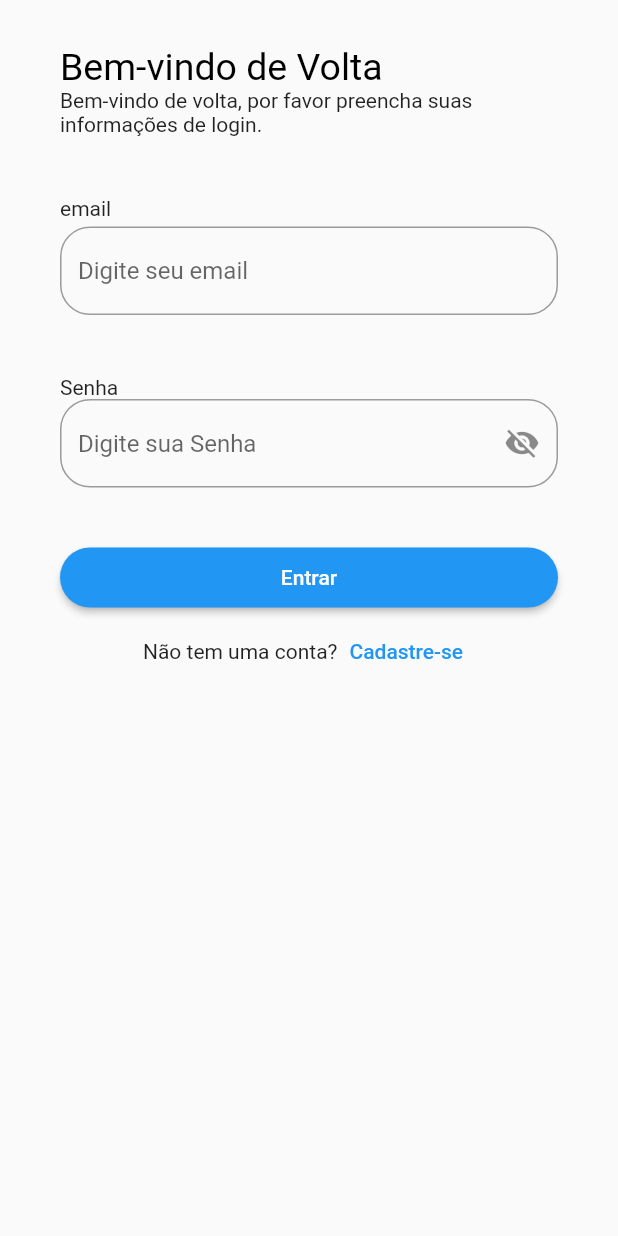
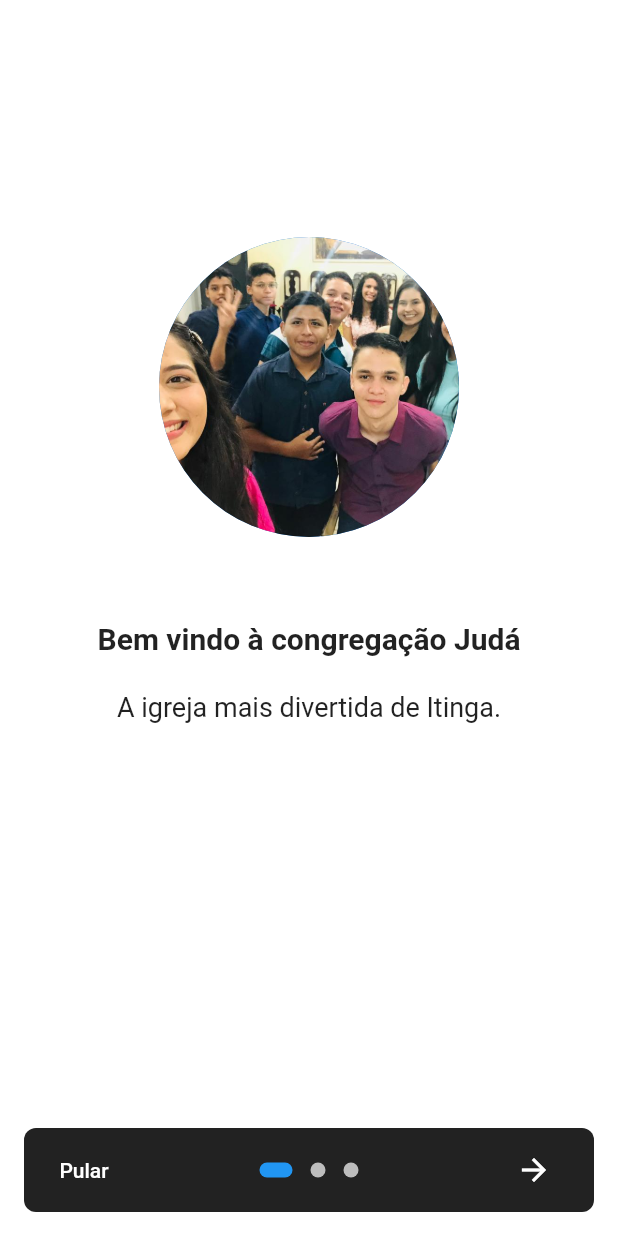
Before and after one commit to willamibezerra/feat-inscricao, a Flutter app: the screen it shows after launch, on a phone screen of 412 x 824 dp. Run offline on Flutter 3.47's test engine with Material 2 defaults, Android fonts, the phone set to English and light mode, and no system bars; drawn by our look-alikes of introduction_screen; our stand-ins replace flutter_riverpod, hive, hive_flutter, image_picker; missing offline and left inert: validatorless; accounts and stored records are empty.

Commit message:
transformei em um aplicativo de igreja

```diff
--- /dev/null
+++ b/lib/app/modules/splash/view/components/page_view_component.dart
@@ -0,0 +1,95 @@
+import 'package:flutter/foundation.dart';
+import 'package:flutter/material.dart';
+import 'package:introduction_screen/introduction_screen.dart';
+
+import '../../../subscription/view/pages/home_page.dart';
+
+class PageViewComponent extends StatefulWidget {
+  const PageViewComponent({Key? key}) : super(key: key);
+
+  @override
+  State<PageViewComponent> createState() => _PageViewComponentState();
+}
+
+class _PageViewComponentState extends State<PageViewComponent> {
+  final introKey = GlobalKey<IntroductionScreenState>();
+  @override
+  Widget build(BuildContext context) {
+    return IntroductionScreen(
+      key: introKey,
+      globalBackgroundColor: Colors.white,
+
+      pages: [
+        PageViewModel(
+            title: "Bem vindo à congregação Judá",
+            body: "A igreja mais divertida de Itinga.",
+            image: buildImage("jovens.jpg")),
+        PageViewModel(
+            title: "Somos a congregação mais unida",
+            body: "Com lideres qualificados para nos ajudar ",
+            image: buildImage("conjunto.jpeg")),
+        PageViewModel(
+            title: "Cultos todo sábado",
+            body: "Venha aprender a palavra conosco",
+            image: buildImage('biblia.webp')),
+      ],
+      onDone: () => _onIntroEnd(context),
+      //onSkip: () => _onIntroEnd(context), // You can override onSkip callback
+      showSkipButton: true,
+      skipOrBackFlex: 0,
+      nextFlex: 0,
+      //rtl: true, // Display as right-to-left
+      skip: const Text(
+        'Pular',
+        style: TextStyle(color: Colors.white),
+      ),
+      next: const Icon(
+        Icons.arrow_forward,
+        color: Colors.white,
+      ),
+      done: const Text(
+        'Pronto',
+        style: TextStyle(
+          fontWeight: FontWeight.w600,
+          color: Colors.white,
+        ),
+      ),
+      curve: Curves.fastLinearToSlowEaseIn,
+      controlsMargin: const EdgeInsets.all(16),
+      controlsPadding: kIsWeb
+          ? const EdgeInsets.all(12.0)
+          : const EdgeInsets.fromLTRB(8.0, 4.0, 8.0, 4.0),
+      dotsDecorator: const DotsDecorator(
+        size: Size(10.0, 10.0),
+        color: Color(0xFFBDBDBD),
+        activeSize: Size(22.0, 10.0),
+        activeShape: RoundedRectangleBorder(
+          borderRadius: BorderRadius.all(Radius.circular(25.0)),
+        ),
+      ),
+      dotsContainerDecorator: const ShapeDecoration(
+        color: Colors.black87,
+        shape: RoundedRectangleBorder(
+          borderRadius: BorderRadius.all(Radius.circular(8.0)),
+        ),
+      ),
+    );
+  }
+
+  void _onIntroEnd(context) {
+    Navigator.of(context).push(
+      MaterialPageRoute(builder: (_) => const HomePage()),
+    );
+  }
+
+  Widget buildImage(String path) {
+    return SizedBox(
+        height: 200,
+        width: 200,
+        child: CircleAvatar(
+          backgroundImage: AssetImage('assets/images/$path'),
+        )
+        // Image.asset("assets/images/$path.jpg"),
+        );
+  }
+}
--- /dev/null
+++ b/lib/app/modules/splash/view/pages/splash_page.dart
@@ -0,0 +1,18 @@
+import 'package:flutter/material.dart';
+import 'package:inscricao/app/modules/splash/view/components/page_view_component.dart';
+
+class SplashPage extends StatefulWidget {
+  const SplashPage({Key? key}) : super(key: key);
+
+  @override
+  State<SplashPage> createState() => _SplashPageState();
+}
+
+class _SplashPageState extends State<SplashPage> {
+  @override
+  Widget build(BuildContext context) {
+    return Scaffold(
+      body: PageViewComponent(),
+    );
+  }
+}
--- a/lib/app/modules/subscription/view/pages/home_page.dart
+++ b/lib/app/modules/subscription/view/pages/home_page.dart
@@ -1,7 +1,10 @@
+import 'dart:ui';
+import 'package:image_picker/image_picker.dart';
 import 'package:flutter/material.dart';
 import 'package:flutter_riverpod/flutter_riverpod.dart';
 import 'package:hive/hive.dart';
 import 'package:inscricao/app/modules/subscription/core/provider/subscription_provider.dart';
+import 'package:inscricao/app/modules/subscription/view/components/participants_component.dart';
 import 'package:inscricao/app/modules/subscription/view/state_notifier.dart/get/get_subscription_state.dart';
 
 class HomePage extends ConsumerStatefulWidget {
@@ -24,6 +27,7 @@ class _HomePageState extends ConsumerState<HomePage> {
   final emailController = TextEditingController();
   bool _isObscure = false;
   Widget build(BuildContext context) {
+    final ImagePicker _picker = ImagePicker();
     final stateGet = ref.watch(getSubscriptionState);
     ref.listen<GetSubscriptionState>(getSubscriptionState, (previous, next) {
       if (next is LoadFailure) {
@@ -48,9 +52,18 @@ class _HomePageState extends ConsumerState<HomePage> {
       }
     });
     return Scaffold(
+      appBar: AppBar(actions: [
+        IconButton(
+            onPressed: () async {
+              final XFile? image =
+                  await _picker.pickImage(source: ImageSource.gallery);
+            },
+            icon: Icon(Icons.abc))
+      ]),
       body: SafeArea(
         child: Padding(
           padding: const EdgeInsets.symmetric(horizontal: 40),
+          child: SingleChildScrollView(
             child: Column(
               crossAxisAlignment: CrossAxisAlignment.start,
               children: [
@@ -60,13 +73,14 @@ class _HomePageState extends ConsumerState<HomePage> {
                 Row(
                   children: const [
                     Text(
-                    "Bem-vindo de Volta",
+                      "Jovens congregação Judá",
                       style: TextStyle(fontSize: 25, color: Colors.black),
                     ),
                   ],
                 ),
                 const Text(
-                  "Bem-vindo de volta, por favor preencha suas informações de login."),
+                    "Bem-vindo de volta, para se tornar um jovem da congregação"
+                    " judá preencha o cadastro."),
                 const SizedBox(
                   height: 40,
                 ),
@@ -152,8 +166,13 @@ class _HomePageState extends ConsumerState<HomePage> {
                         },
                         child: const Text("Cadastre-se")),
                   ],
-              )
+                ),
+                const SizedBox(
+                  height: 10,
+                ),
+                const ParticipantsComponent()
               ],
+            ),
           ),
         ),
       ),
--- a/lib/main.dart
+++ b/lib/main.dart
@@ -1,7 +1,8 @@
-import 'package:flutter/cupertino.dart';
+
 import 'package:flutter/material.dart';
 import 'package:flutter_riverpod/flutter_riverpod.dart';
 import 'package:hive_flutter/hive_flutter.dart';
+import 'package:inscricao/app/modules/splash/view/pages/splash_page.dart';
 import 'package:inscricao/app/modules/subscription/view/pages/register_user_page.dart';
 import 'package:inscricao/app/modules/subscription/data/models/subscription_model.dart';
 import 'package:inscricao/app/modules/subscription/view/pages/home_page.dart';
@@ -27,11 +28,12 @@ class _MyAppState extends State<MyApp> {
     return ProviderScope(
       child: MaterialApp(
         debugShowCheckedModeBanner: false,
-        initialRoute: "/home",
+        initialRoute: "/splash",
         routes: <String, WidgetBuilder>{
           "/home": ((context) => const HomePage()),
           "/register": (BuildContext context) => const RegisterUserPage(),
-          "/user": (BuildContext context) => const UserPage()
+          "/user": (BuildContext context) => const UserPage(),
+          "/splash": (BuildContext context) => const SplashPage()
         },
       ),
     );
--- a/pubspec.yaml
+++ b/pubspec.yaml
@@ -54,6 +54,8 @@ dev_dependencies:
   flutter_lints: ^1.0.0
   hive_generator: ^1.1.2
   build_runner: ^2.1.10
+  introduction_screen: ^3.0.2
+  image_picker: ^0.8.5+3
 
 # For information on the generic Dart part of this file, see the
 # following page: https://dart.dev/tools/pub/pubspec
@@ -67,8 +69,8 @@ flutter:
   uses-material-design: true
 
   # To add assets to your application, add an assets section, like this:
-  # assets:
-  #   - images/a_dot_burr.jpeg
+  assets:
+    - assets/images/
   #   - images/a_dot_ham.jpeg
 
   # An image asset can refer to one or more resolution-specific "variants", see
```
Also changed, not shown: lib/app/modules/subscription/view/components/participants_component.dart (added, +37 -0 lines), lib/app/modules/subscription/view/widgets/participantes_widget.dart (added, +24 -0 lines), assets/images/268274750_339905427875774_2833033956400903886_n.jpg (added), assets/images/aline.jpg (added), assets/images/biblia.webp (added), assets/images/conjunto.jpeg (added), assets/images/gabriel.jpg (added), assets/images/jairon.jpg (added), assets/images/jovens.jpg (added), assets/images/willami.jpg (added), pubspec.lock, 2 other files. Lines whose indentation alone changed are shown as unchanged.
